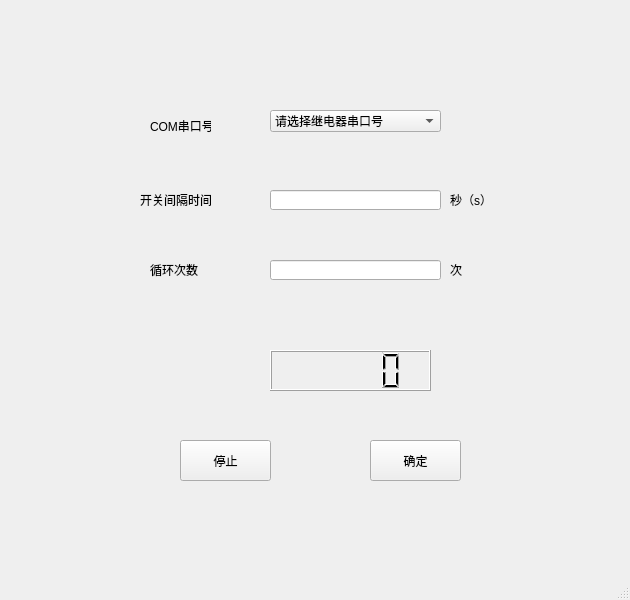
Qt form USBRelay/USBRelay_Ui.ui (MaggieTian/PyqtTools) before a commit.
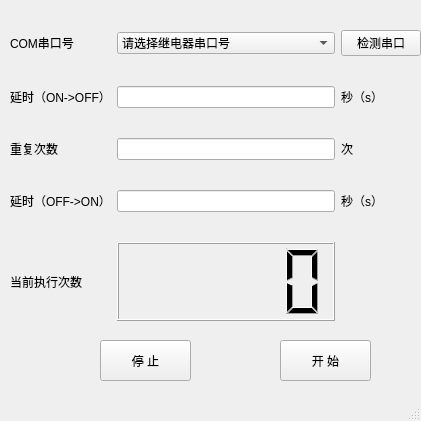
The same form after that commit.

Commit message: add stop opration and use QThread completed show current loop times in lcdNumber component;completed click combobox and then refresh com number in PC

The edit to the form file:
```diff
--- a/USBRelay/USBRelay_Ui.ui
+++ b/USBRelay/USBRelay_Ui.ui
@@ -6,149 +6,141 @@
    <rect>
     <x>0</x>
     <y>0</y>
-    <width>630</width>
-    <height>600</height>
+    <width>421</width>
+    <height>421</height>
    </rect>
   </property>
   <property name="windowTitle">
    <string>MainWindow</string>
   </property>
   <widget class="QWidget" name="centralwidget">
-   <widget class="QLabel" name="com_num">
-    <property name="geometry">
-     <rect>
-      <x>150</x>
-      <y>110</y>
-      <width>61</width>
-      <height>31</height>
-     </rect>
-    </property>
-    <property name="text">
-     <string>COM串口号</string>
-    </property>
-   </widget>
-   <widget class="QComboBox" name="comboBox">
-    <property name="geometry">
-     <rect>
-      <x>270</x>
-      <y>110</y>
-      <width>171</width>
-      <height>22</height>
-     </rect>
-    </property>
-    <item>
-     <property name="text">
-      <string>请选择继电器串口号</string>
-     </property>
-    </item>
-   </widget>
-   <widget class="QLabel" name="wait_time">
-    <property name="geometry">
-     <rect>
-      <x>140</x>
-      <y>190</y>
-      <width>71</width>
-      <height>20</height>
-     </rect>
-    </property>
-    <property name="text">
-     <string>开关间隔时间</string>
-    </property>
-   </widget>
-   <widget class="QLineEdit" name="lineEdit_wait">
-    <property name="geometry">
-     <rect>
-      <x>270</x>
-      <y>190</y>
-      <width>171</width>
-      <height>20</height>
-     </rect>
-    </property>
-   </widget>
-   <widget class="QLabel" name="seconds">
-    <property name="geometry">
-     <rect>
-      <x>450</x>
-      <y>190</y>
-      <width>41</width>
-      <height>20</height>
-     </rect>
-    </property>
-    <property name="text">
-     <string>秒（s）</string>
-    </property>
-   </widget>
-   <widget class="QLabel" name="loop_times">
-    <property name="geometry">
-     <rect>
-      <x>150</x>
-      <y>260</y>
-      <width>54</width>
-      <height>20</height>
-     </rect>
-    </property>
-    <property name="text">
-     <string>循环次数</string>
-    </property>
-   </widget>
-   <widget class="QLineEdit" name="lineEdit_loop">
-    <property name="geometry">
-     <rect>
-      <x>270</x>
-      <y>260</y>
-      <width>171</width>
-      <height>20</height>
-     </rect>
-    </property>
-   </widget>
-   <widget class="QLabel" name="times">
-    <property name="geometry">
-     <rect>
-      <x>450</x>
-      <y>260</y>
-      <width>31</width>
-      <height>20</height>
-     </rect>
-    </property>
-    <property name="text">
-     <string>次</string>
-    </property>
-   </widget>
    <widget class="QPushButton" name="start">
     <property name="geometry">
      <rect>
-      <x>370</x>
-      <y>440</y>
+      <x>280</x>
+      <y>340</y>
       <width>91</width>
       <height>41</height>
      </rect>
     </property>
     <property name="text">
-     <string>确定</string>
+     <string>开 始</string>
     </property>
    </widget>
    <widget class="QPushButton" name="stop_button">
     <property name="geometry">
      <rect>
-      <x>180</x>
-      <y>440</y>
+      <x>100</x>
+      <y>340</y>
       <width>91</width>
       <height>41</height>
      </rect>
     </property>
     <property name="text">
-     <string>停止</string>
+     <string>停 止</string>
     </property>
    </widget>
-   <widget class="QLCDNumber" name="lcdNumber">
+   <widget class="QWidget" name="gridLayoutWidget">
     <property name="geometry">
      <rect>
-      <x>270</x>
-      <y>350</y>
-      <width>161</width>
-      <height>41</height>
+      <x>10</x>
+      <y>30</y>
+      <width>411</width>
+      <height>291</height>
      </rect>
     </property>
+    <layout class="QGridLayout" name="gridLayout">
+     <property name="verticalSpacing">
+      <number>30</number>
+     </property>
+     <item row="4" column="2">
+      <widget class="QLabel" name="second_off">
+       <property name="text">
+        <string>秒（s）</string>
+       </property>
+      </widget>
+     </item>
+     <item row="4" column="1">
+      <widget class="QLineEdit" name="lineEdit_off_on"/>
+     </item>
+     <item row="3" column="2">
+      <widget class="QLabel" name="times">
+       <property name="text">
+        <string>次</string>
+       </property>
+      </widget>
+     </item>
+     <item row="3" column="0">
+      <widget class="QLabel" name="loop_times">
+       <property name="text">
+        <string>重复次数</string>
+       </property>
+      </widget>
+     </item>
+     <item row="5" column="0">
+      <widget class="QLabel" name="current_times">
+       <property name="text">
+        <string>当前执行次数</string>
+       </property>
+      </widget>
+     </item>
+     <item row="3" column="1">
+      <widget class="QLineEdit" name="lineEdit_loop"/>
+     </item>
+     <item row="4" column="0">
+      <widget class="QLabel" name="sleep_off_to_on">
+       <property name="text">
+        <string>延时（OFF-&gt;ON）</string>
+       </property>
+      </widget>
+     </item>
+     <item row="0" column="0">
+      <widget class="QLabel" name="com_num">
+       <property name="text">
+        <string>COM串口号</string>
+       </property>
+      </widget>
+     </item>
+     <item row="1" column="0">
+      <widget class="QLabel" name="wait_time">
+       <property name="text">
+        <string>延时（ON-&gt;OFF）</string>
+       </property>
+      </widget>
+     </item>
+     <item row="0" column="1">
+      <widget class="QComboBox" name="comboBox">
+       <item>
+        <property name="text">
+         <string>请选择继电器串口号</string>
+        </property>
+       </item>
+      </widget>
+     </item>
+     <item row="1" column="1">
+      <widget class="QLineEdit" name="lineEdit_wait"/>
+     </item>
+     <item row="1" column="2">
+      <widget class="QLabel" name="seconds_on">
+       <property name="text">
+        <string>秒（s）</string>
+       </property>
+      </widget>
+     </item>
+     <item row="5" column="1">
+      <widget class="QLCDNumber" name="lcdNumber"/>
+     </item>
+     <item row="0" column="2">
+      <widget class="QPushButton" name="check_button">
+       <property name="text">
+        <string>检测串口</string>
+       </property>
+       <property name="autoRepeatDelay">
+        <number>200</number>
+       </property>
+      </widget>
+     </item>
+    </layout>
    </widget>
   </widget>
   <widget class="QMenuBar" name="menubar">
```
Left out of the diff: 2 changed lines with no effect on the pictures. The commit also changes 3 other files.
